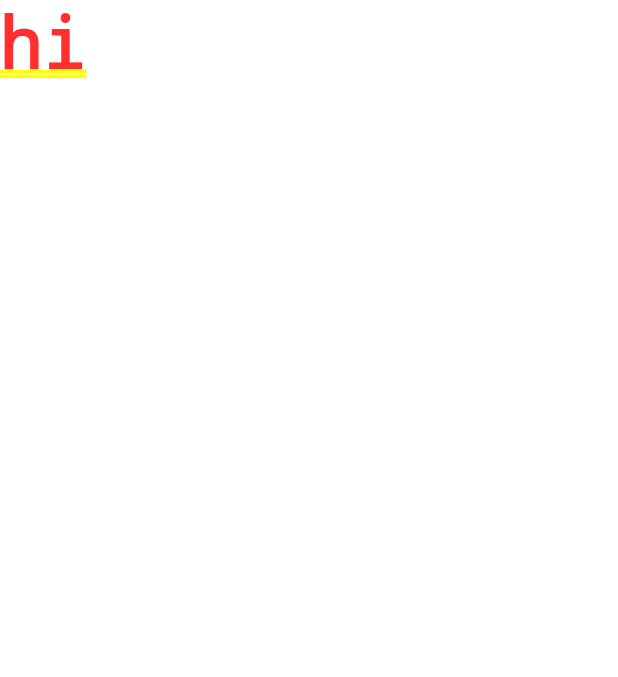
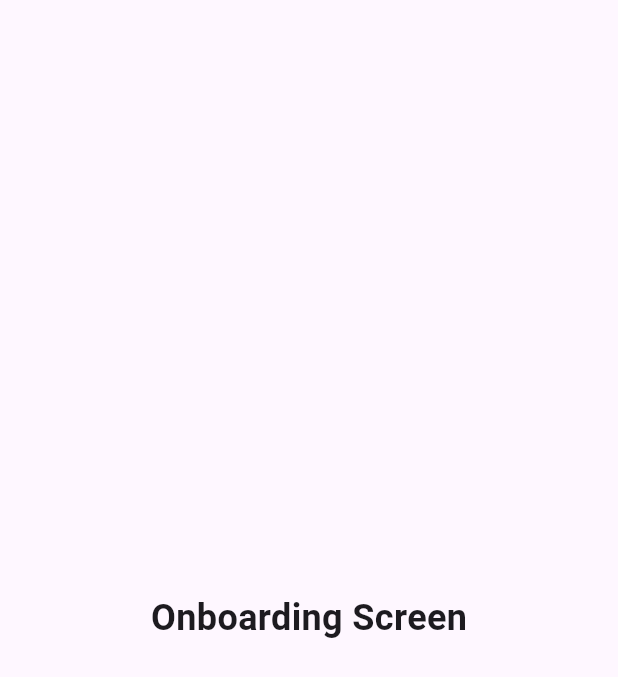
Before and after one commit to asmaaHasbo/DOC-App, a Flutter app: the screen it shows after launch, on a phone screen of 412 x 824 dp. Shown: the top 677 px of the screen. Run offline on Flutter 3.47's test engine with Material 3 defaults, Android fonts, the phone set to English and light mode, and no system bars; our stand-ins replace flutter_screenutil.

Commit message:
adding routing and themes and localization

```diff
--- /dev/null
+++ b/lib/core/routing/app_router.dart
@@ -0,0 +1,24 @@
+import 'package:doc_app/core/routing/routes.dart';
+import 'package:doc_app/features/auth/screens/login_screen.dart';
+import 'package:doc_app/features/onboarding/onboarding_screen.dart';
+import 'package:flutter/material.dart';
+
+class AppRouter {
+  Route generateRoute(RouteSettings settings){
+    switch (settings.name) {
+      case Routes.onboarding:
+      return MaterialPageRoute(builder: (_) =>OnboardingScreen());
+
+      case '/login':
+      return MaterialPageRoute(builder: (_) =>  LoginScreen());
+
+      default:
+      // Unknown route
+      return MaterialPageRoute(
+        builder: (_) => Scaffold(
+        body: Center(child: Text('No route defined for ${settings.name}')),
+        ),
+      );
+    }
+  }
+}
--- /dev/null
+++ b/lib/core/routing/routes.dart
@@ -0,0 +1,4 @@
+class Routes {
+  static const String onboarding = "/onboarding";
+  static const String loginScreen = "/loginScreen";
+}
--- /dev/null
+++ b/lib/core/themes/colors/app_colors.dart
@@ -0,0 +1,8 @@
+import 'package:flutter/material.dart';
+
+class AppColors {
+  static const primary = Color(0xff247CFF);
+  // static const secondary = Color(0xFF42A5F5);
+  // static const background = Color(0xFFF5F5F5);
+
+}
--- /dev/null
+++ b/lib/doc_app.dart
@@ -0,0 +1,32 @@
+import 'package:doc_app/core/routing/app_router.dart';
+import 'package:doc_app/core/routing/routes.dart';
+import 'package:doc_app/core/themes/colors/app_colors.dart';
+import 'package:flutter/material.dart';
+import 'package:flutter_screenutil/flutter_screenutil.dart';
+
+// ignore: must_be_immutable
+class DocApp extends StatelessWidget {
+  AppRouter appRouter = AppRouter();
+  DocApp({super.key, required this.appRouter});
+
+  @override
+  Widget build(BuildContext context) {
+    return ScreenUtilInit(
+      designSize: const Size(375, 812),
+      minTextAdapt: true,
+      splitScreenMode: true,
+      child: MaterialApp(
+        title: 'Doc App',
+        theme: ThemeData(
+          primaryColor:  AppColors.primary,
+          useMaterial3: true,
+        ),
+        debugShowCheckedModeBanner: false,
+        initialRoute: Routes.onboarding,
+        onGenerateRoute: appRouter.generateRoute,
+         ),
+
+    );
+
+     }
+}
--- /dev/null
+++ b/lib/features/onboarding/onboarding_screen.dart
@@ -0,0 +1,17 @@
+import 'package:flutter/material.dart';
+
+class OnboardingScreen extends StatelessWidget {
+  const OnboardingScreen({super.key});
+
+  @override
+  Widget build(BuildContext context) {
+    return const Scaffold(
+      body: Center(
+        child: Text(
+          'Onboarding Screen',
+          style: TextStyle(fontSize: 24, fontWeight: FontWeight.bold),
+        ),
+      ),
+    );
+  }
+}
--- a/lib/main.dart
+++ b/lib/main.dart
@@ -1,19 +1,7 @@
+import 'package:doc_app/core/routing/app_router.dart';
+import 'package:doc_app/doc_app.dart';
 import 'package:flutter/material.dart';
 
 void main() {
-  runApp(const MyApp());
+  runApp( DocApp(appRouter: AppRouter()));
 }
-
-class MyApp extends StatelessWidget {
-  const MyApp({super.key});
-  @override
-  Widget build(BuildContext context) {
-    return MaterialApp(
-      title: 'Flutter Demo',
-      theme: ThemeData(
-        colorScheme: ColorScheme.fromSeed(seedColor: Colors.deepPurple),
-      ),
-      home : Text('hi')
-    );
-  }
-}
--- a/pubspec.yaml
+++ b/pubspec.yaml
@@ -34,6 +34,9 @@ dependencies:
   # The following adds the Cupertino Icons font to your application.
   # Use with the CupertinoIcons class for iOS style icons.
   cupertino_icons: ^1.0.8
+  intl: ^0.19.0
+  easy_localization: ^3.0.7+1
+  flutter_screenutil: ^5.9.3
 
 dev_dependencies:
   flutter_test:
```
Also changed, not shown: lib/features/auth/screens/login_screen.dart (added, +32 -0 lines), pubspec.lock, 2 other files.
